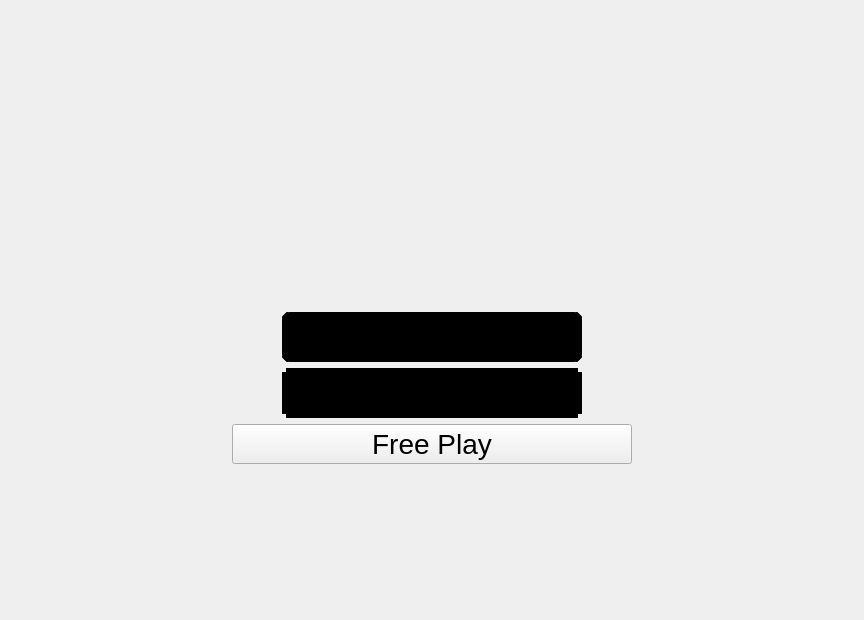
Before: the Qt Designer form MinesweeperEdu/startscreen.ui in LowbeeNorman/MinesweeperEdu, drawn with Qt 5.
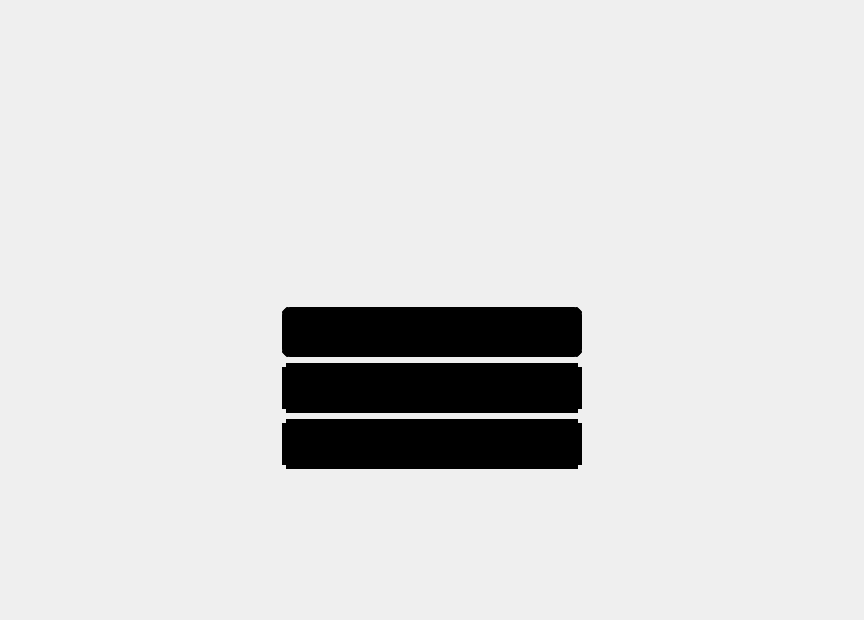
After: the same form once the commit is applied. Icons and pictures are not drawn.

Commit message: freeplay button applied

What changed in the file:
```diff
--- a/MinesweeperEdu/startscreen.ui
+++ b/MinesweeperEdu/startscreen.ui
@@ -156,15 +156,45 @@
        </property>
       </widget>
      </item>
-     <item row="3" column="1">
+     <item row="3" column="1" alignment="Qt::AlignHCenter">
       <widget class="QPushButton" name="freePlayButton">
+       <property name="minimumSize">
+        <size>
+         <width>300</width>
+         <height>50</height>
+        </size>
+       </property>
+       <property name="maximumSize">
+        <size>
+         <width>300</width>
+         <height>50</height>
+        </size>
+       </property>
        <property name="font">
         <font>
          <pointsize>21</pointsize>
         </font>
        </property>
+       <property name="styleSheet">
+        <string notr="true">QPushButton:enabled {
+	border-image: url(:/images/freeplay.png);
+	background: black;
+	border: 8px solid black;
+	border-radius: 4px;
+}
+QPushButton:hover {
+	background: purple;
+	border: 4px solid purple;
+	border-radius: 4px;
+}
+QPushButton:pressed {
+	background: green;
+	border: 4px solid green;
+	border-radius: 4px;
+}</string>
+       </property>
        <property name="text">
-        <string>Free Play</string>
+        <string/>
        </property>
       </widget>
      </item>
```
The commit also changes 1 other file.
